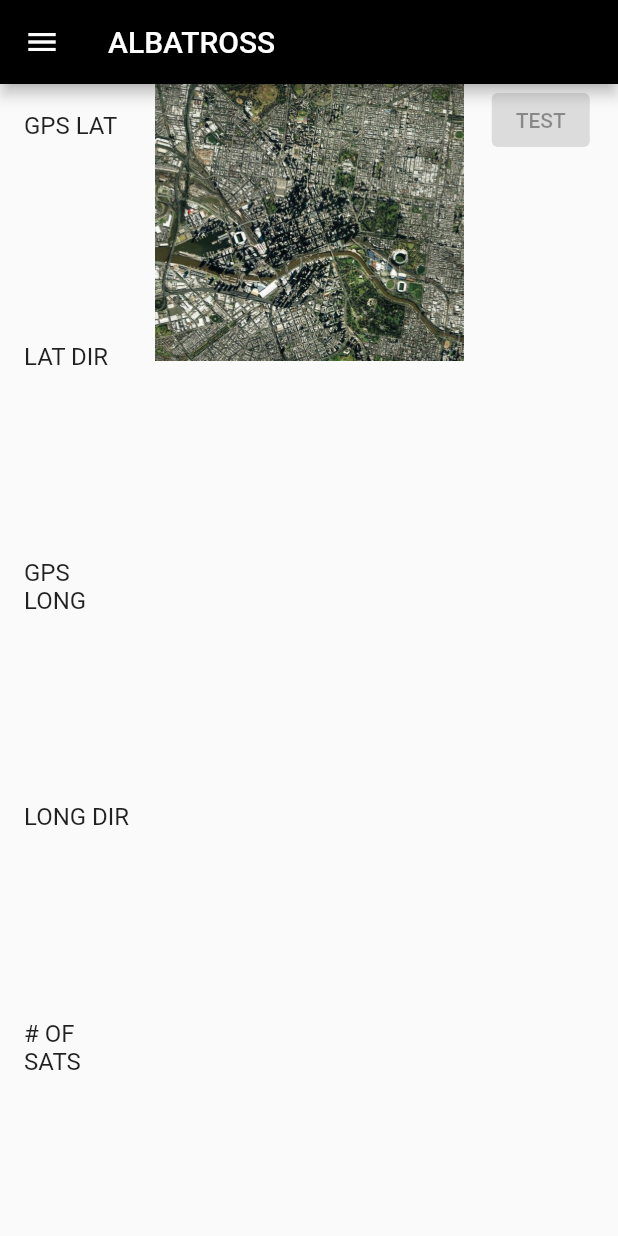
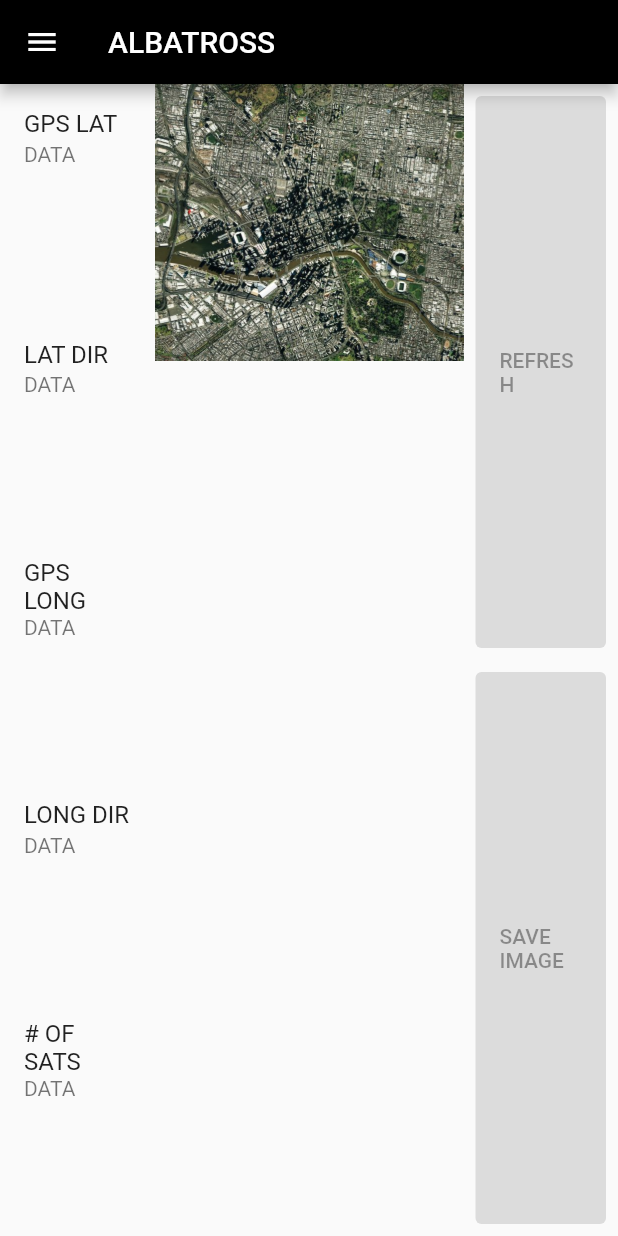
Before and after one commit to dunkaru/alba_gui3, a Flutter app: the GPS screen opened by its route, on a phone screen of 412 x 824 dp. Run offline on Flutter 3.47's test engine with Material 2 defaults, Android fonts, the phone set to English and light mode, and no system bars; our stand-ins replace feather_icons.

Commit message:
gps rough draft finished needs data

```diff
--- a/lib/pages/gps.dart
+++ b/lib/pages/gps.dart
@@ -71,31 +71,37 @@ class _GPSState extends State<GPS> {
           Expanded(
             flex: 1,
             child: Column(
+              mainAxisAlignment: MainAxisAlignment.center,
               mainAxisSize: MainAxisSize.max,
               children: const [
                 Expanded(
                   child: ListTile(
                     title: Text('GPS LAT'),
+                    subtitle: Text('DATA'),
                   ),
                 ),
                 Expanded(
                   child: ListTile(
                     title: Text('LAT DIR'),
+                    subtitle: Text('DATA'),
                   ),
                 ),
                 Expanded(
                   child: ListTile(
                     title: Text('GPS LONG'),
+                    subtitle: Text('DATA'),
                   ),
                 ),
                 Expanded(
                   child: ListTile(
                     title: Text('LONG DIR'),
+                    subtitle: Text('DATA'),
                   ),
                 ),
                 Expanded(
                   child: ListTile(
                     title: Text('# OF SATS'),
+                    subtitle: Text('DATA'),
                   ),
                 ),
               ],
@@ -115,10 +121,32 @@ class _GPSState extends State<GPS> {
             flex: 1,
             child: Column(
               children: [
-                Container(
-                  child: ElevatedButton(
-                    child: Text('TEST'),
-                    onPressed: (null),
+                Expanded(
+                  child: Container(
+                    child: SizedBox(
+                      width: 200,
+                      child: Padding(
+                        padding: const EdgeInsets.all(8.0),
+                        child: ElevatedButton(
+                          child: Text('REFRESH'),
+                          onPressed: (null),
+                        ),
+                      ),
+                    ),
+                  ),
+                ),
+                Expanded(
+                  child: Container(
+                    child: SizedBox(
+                      width: 200,
+                      child: Padding(
+                        padding: const EdgeInsets.all(8.0),
+                        child: ElevatedButton(
+                          child: Text('SAVE IMAGE'),
+                          onPressed: (null),
+                        ),
+                      ),
+                    ),
                   ),
                 )
               ],
```
